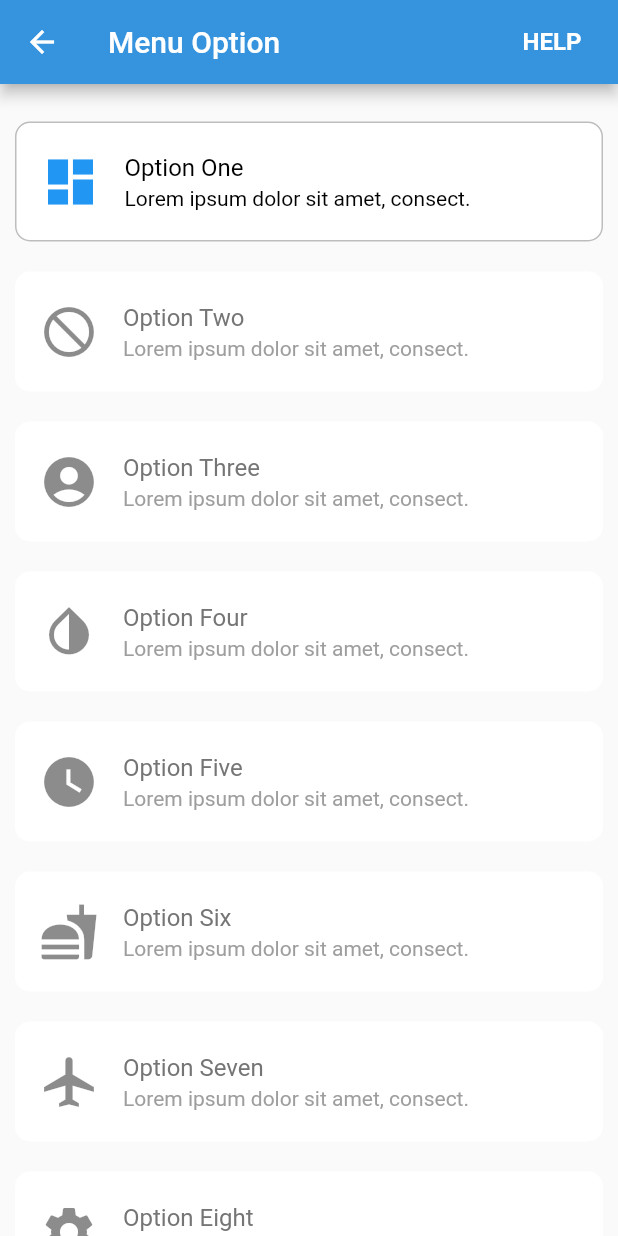
After one commit to amirehwan21/onboarding-screen-flutter, a Flutter app: the MenuOptionsScreen screen opened directly, on a phone screen of 412 x 824 dp. The commit adds this screen. Run offline on Flutter 3.47's test engine with Material 2 defaults, Android fonts, the phone set to English and light mode, and no system bars.

Commit message:
Add menu option page

```diff
--- a/lib/main.dart
+++ b/lib/main.dart
@@ -1,5 +1,6 @@
 import 'package:flutter/material.dart';
 import 'package:onboarding_screen/onboarding_screen.dart';
+import 'menu_option.dart';
 
 void main() {
   runApp(MyApp());
--- /dev/null
+++ b/lib/menu_option.dart
@@ -0,0 +1,93 @@
+import 'dart:ui';
+
+import 'package:flutter/material.dart';
+import 'option_model.dart';
+
+class MenuOptionsScreen extends StatefulWidget {
+  @override
+  _MenuOptionsScreenState createState() => _MenuOptionsScreenState();
+}
+
+class _MenuOptionsScreenState extends State<MenuOptionsScreen> {
+  int _selectedOption = 0;
+
+  @override
+  Widget build(BuildContext context) {
+      return Scaffold(
+        backgroundColor: Color(0xFFFAFAFA),
+        appBar: AppBar(
+          backgroundColor: Color(0xFF3594DD),
+          title: Text(
+            'Menu Option'
+          ),
+          leading: FlatButton(
+            textColor: Colors.white,
+            child: Icon(
+              Icons.arrow_back
+            ),
+            onPressed: () {
+              Navigator.pop(context);
+            },
+          ),
+          actions: <Widget>[
+            FlatButton(
+              textColor: Colors.white,
+              child: Text(
+                'HELP',
+                style: TextStyle(
+                  fontSize: 16.0,
+                  fontWeight: FontWeight.bold,
+                ),
+              ),
+              onPressed: () => print('Help clicked')),
+          ],
+        ),
+        body: ListView.builder(
+          itemCount: options.length + 2,
+          itemBuilder: (BuildContext context, int index) {
+            if (index == 0) {
+              return SizedBox(height: 15.0);
+            }
+            else if (index == options.length + 1) {
+              return SizedBox(height: 10.0);
+            }
+            return Container(
+              alignment: Alignment.center,
+              margin: EdgeInsets.all(10.0),
+              width: double.infinity,
+              height: 80.0,
+              decoration: BoxDecoration(
+                color: Colors.white,
+                borderRadius: BorderRadius.circular(10.0),
+                border: _selectedOption == index - 1 ? Border.all(color: Colors.black26) : null,
+              ),
+              child: ListTile(
+                leading: options[index - 1].icon,
+                title: Text(
+                  options[index - 1].title,
+                  style: TextStyle(
+                    color: _selectedOption == index - 1
+                      ? Colors.black
+                      : Colors.grey[600],
+                  ),
+                ),
+                subtitle: Text(
+                  options[index - 1].subtitle,
+                style: TextStyle(
+                  color:
+                      _selectedOption == index - 1 ? Colors.black : Colors.grey,
+                ),
+                ),
+                selected: _selectedOption == index - 1,
+                onTap: () {
+                  setState(() {
+                    _selectedOption = index -1;
+                  });
+                },
+              ),
+            );
+          }
+        ),
+    );
+  }
+}
--- a/lib/onboarding_screen.dart
+++ b/lib/onboarding_screen.dart
@@ -1,6 +1,7 @@
 import 'package:flutter/material.dart';
 import 'package:flutter/services.dart';
 import 'package:onboarding_screen/constant.dart';
+import 'menu_option.dart';
 
 class OnboardingScreen extends StatefulWidget {
   @override
@@ -213,7 +214,13 @@ class _OnboardingScreenState extends State<OnboardingScreen> {
         width: double.infinity,
         color: Colors.white,
         child: GestureDetector(
-          onTap: () => print('Get started button clicked'),
+          onTap: () {
+            Navigator.push(context, MaterialPageRoute(
+              builder: (context) {
+                return MenuOptionsScreen();
+              },
+            ));
+          },
           child: Center(
             child: Padding(
               padding: EdgeInsets.only(bottom: 30.0),
--- /dev/null
+++ b/lib/option_model.dart
@@ -0,0 +1,52 @@
+import 'package:flutter/material.dart';
+
+class Option {
+  Icon icon;
+  String title;
+  String subtitle;
+
+  Option({this.icon, this.title, this.subtitle});
+}
+
+final options = [
+  Option(
+    icon: Icon(Icons.dashboard, size: 40.0),
+    title: 'Option One',
+    subtitle: 'Lorem ipsum dolor sit amet, consect.',
+  ),
+  Option(
+    icon: Icon(Icons.do_not_disturb, size: 40.0),
+    title: 'Option Two',
+    subtitle: 'Lorem ipsum dolor sit amet, consect.',
+  ),
+  Option(
+    icon: Icon(Icons.account_circle, size: 40.0),
+    title: 'Option Three',
+    subtitle: 'Lorem ipsum dolor sit amet, consect.',
+  ),
+  Option(
+    icon: Icon(Icons.invert_colors, size: 40.0),
+    title: 'Option Four',
+    subtitle: 'Lorem ipsum dolor sit amet, consect.',
+  ),
+  Option(
+    icon: Icon(Icons.watch_later, size: 40.0),
+    title: 'Option Five',
+    subtitle: 'Lorem ipsum dolor sit amet, consect.',
+  ),
+  Option(
+    icon: Icon(Icons.fastfood, size: 40.0),
+    title: 'Option Six',
+    subtitle: 'Lorem ipsum dolor sit amet, consect.',
+  ),
+  Option(
+    icon: Icon(Icons.local_airport, size: 40.0),
+    title: 'Option Seven',
+    subtitle: 'Lorem ipsum dolor sit amet, consect.',
+  ),
+  Option(
+    icon: Icon(Icons.settings, size: 40.0),
+    title: 'Option Eight',
+    subtitle: 'Lorem ipsum dolor sit amet, consect.',
+  ),
+];
```
